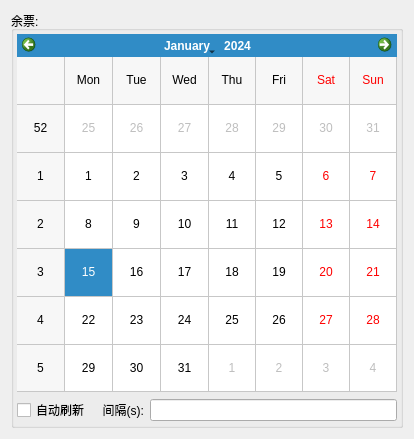
Old version of the form ui/ui_remain_ticket_widget.ui in the repository jeremy-peng/eTicket.
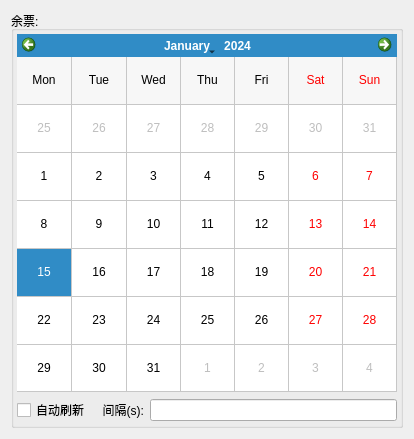
New version of the form.

```diff
--- a/ui/ui_remain_ticket_widget.ui
+++ b/ui/ui_remain_ticket_widget.ui
@@ -46,6 +46,9 @@
         <property name="horizontalHeaderFormat">
          <enum>QCalendarWidget::ShortDayNames</enum>
         </property>
+        <property name="verticalHeaderFormat">
+         <enum>QCalendarWidget::NoVerticalHeader</enum>
+        </property>
         <property name="navigationBarVisible">
          <bool>true</bool>
         </property>
```
